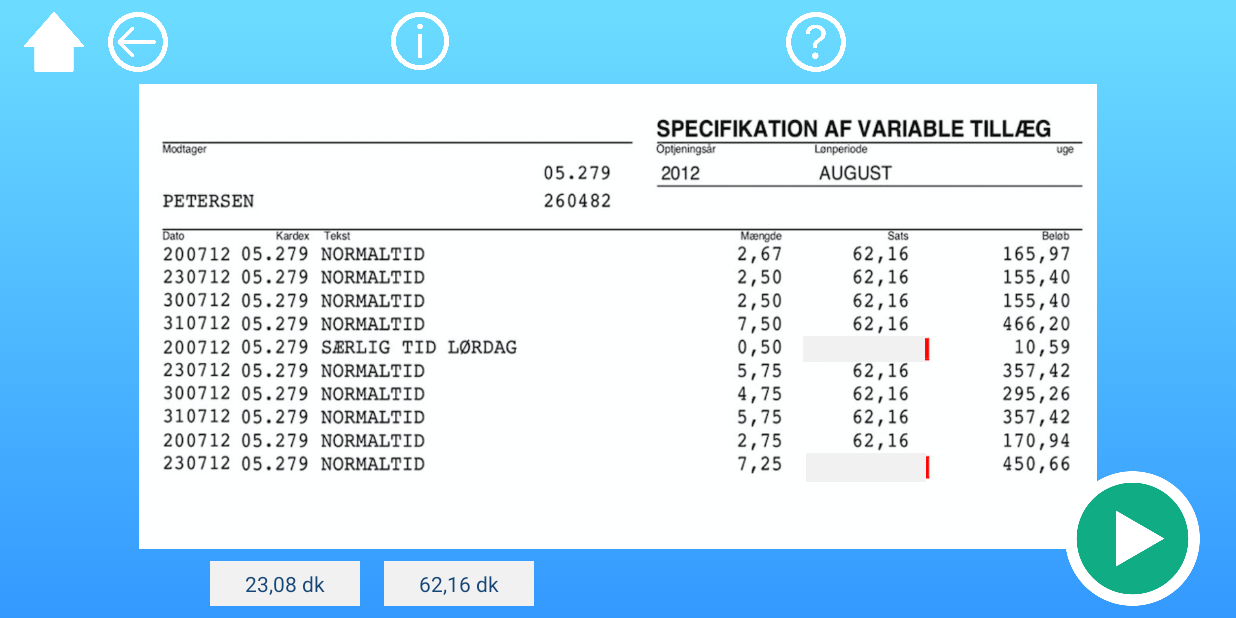
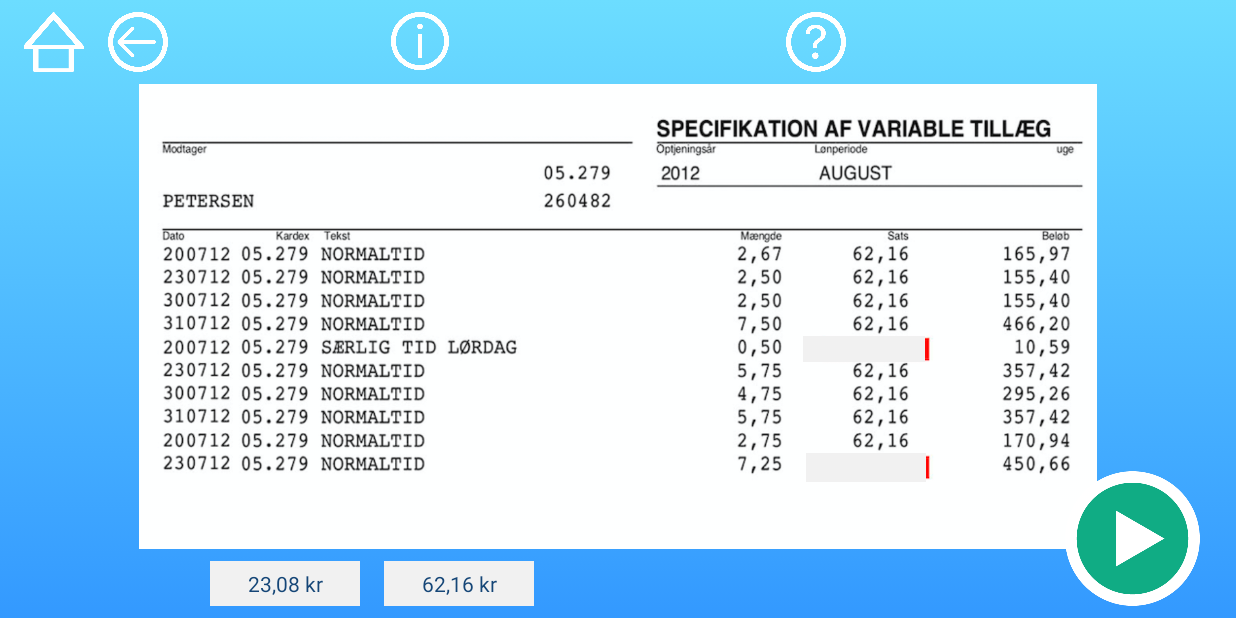
Before and after one commit to TorAP/PaySlipApplication, an Android app: the SupplementCasePart3 screen opened directly, with no data from a screen before it, after a tap on an icon or button, on a phone screen of 824 x 412 dp (held sideways). Run offline under Robolectric (Android 15) with nearby library versions, the phone set to English and light mode, and no system bars; Roboto replaces fonts that are not available here.

Commit message:
made it possible to swap text

```diff
--- a/app/src/main/java/com/example/pay_slip_application/SupplementCasePart3.java
+++ b/app/src/main/java/com/example/pay_slip_application/SupplementCasePart3.java
@@ -83,7 +83,7 @@ public class SupplementCasePart3 extends SupplementCasePart2 {
     }
 
     public boolean checkIfPlacedCorrect(TextView firstView, TextView secondView) {
-        if (firstView.getText().equals(getResources().getString(R.string.loenSatsButton2))
+        if (firstView.getText().equals(getResources().getString(R.string.LoensatsButtonText))
                 && secondView.getText().equals(getResources().getString(R.string.loenTillaegButton))) {
             return true;
         } else {
--- a/app/src/main/res/layout/activity_supplement_case_part3.xml
+++ b/app/src/main/res/layout/activity_supplement_case_part3.xml
@@ -79,7 +79,7 @@
         android:layout_marginBottom="8dp"
         android:background="@color/colorLightGrey"
         android:gravity="center"
-        android:text="62,16 dk"
+        android:text="@string/LoensatsButtonText"
         android:textColor="@color/colorPrimary"
         app:layout_constraintBottom_toBottomOf="parent"
         app:layout_constraintStart_toEndOf="@+id/dragLoentillæg" />
--- a/app/src/main/res/values/strings.xml
+++ b/app/src/main/res/values/strings.xml
@@ -19,8 +19,7 @@
     <string name="aSkatButtonText">A-Skat</string>
     <string name="DragAndDrop1Jimmy">Jimmy</string>
     <string name="supplementCaseIntro3">Jimmy får, som en del af sin lønseddel, udleveret en oversigt over, hvor mange vagter han har haft, og hvor lange de har været (mængde). De tillæg som han er berettiget til, bliver skrevet som tillægsbeløbet. </string>
-    <string name="loenTillaegButton">23,08 dk</string>
-    <string name="loenSatsButton2">62,16 dk</string>
+    <string name="loenTillaegButton">23,08 kr</string>
     <string name="name">Jimmy</string>
     <string name="cpr">0405021199</string>
     <string name="month">August</string>
```
Also changed, not shown: app/src/main/java/com/example/pay_slip_application/SupplementCase.java (+8 -8 lines), app/src/main/res/drawable/home_button.png.
